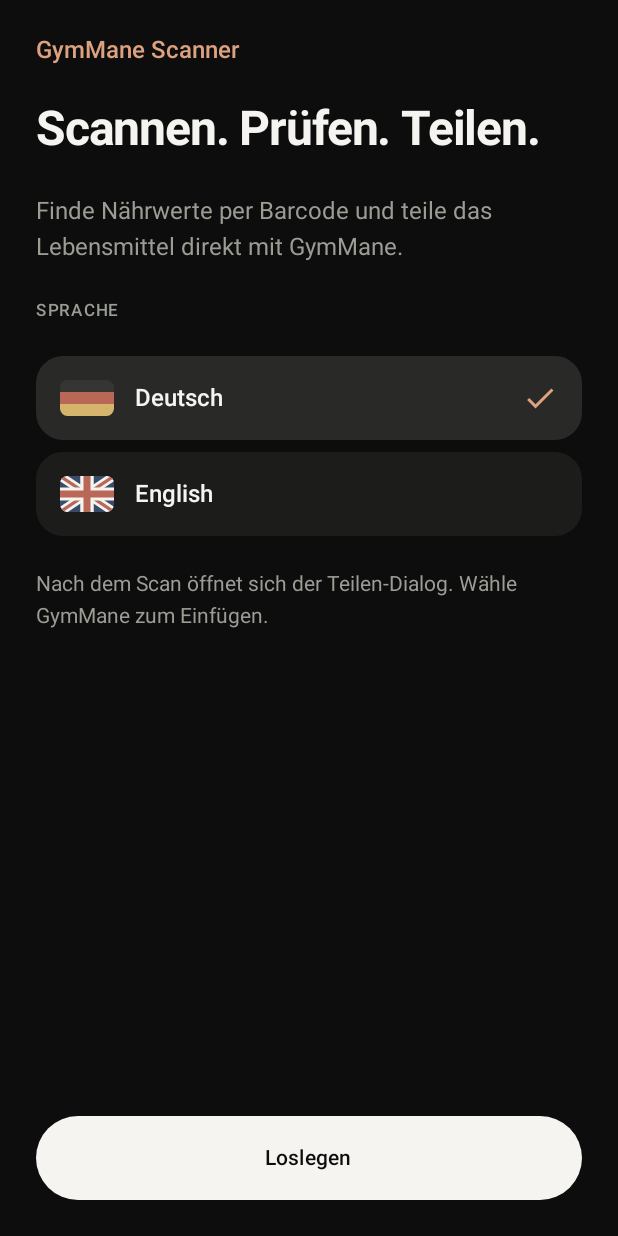
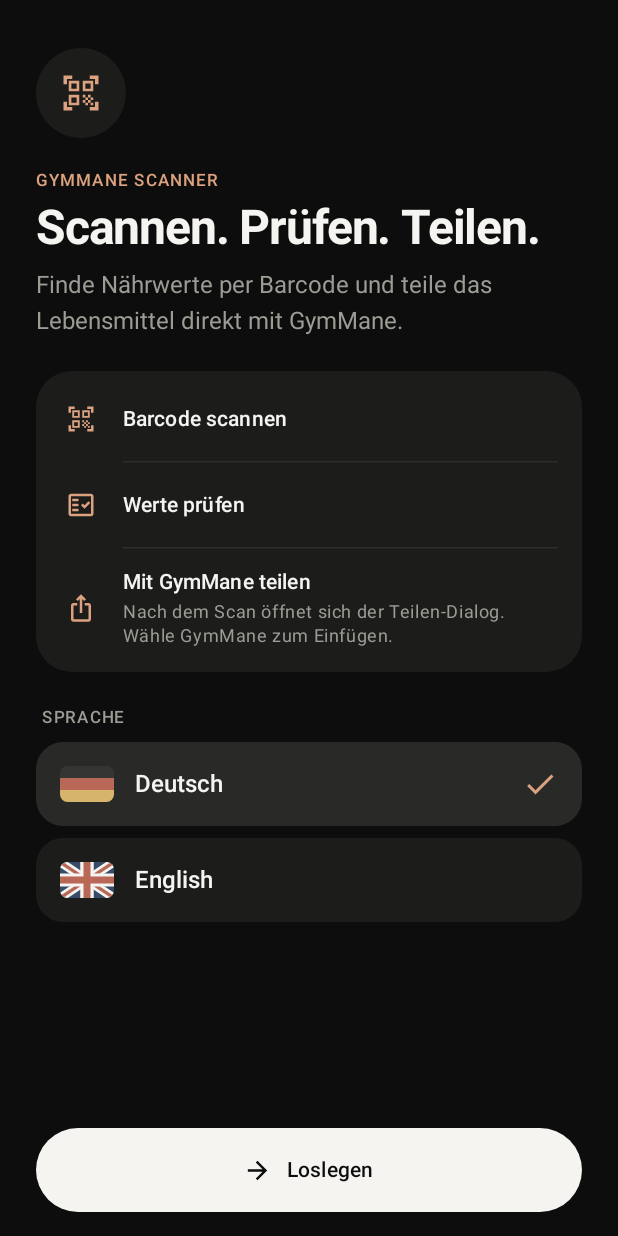
Before and after one commit to InlitX/GymMane-Scanner, an Android app built with Jetpack Compose: the screen it shows after launch (MainActivity), on a phone screen of 412 x 824 dp. Run offline under Robolectric (Android 15) with nearby library versions, the phone set to English and light mode, and no system bars.

Commit message:
Tidy up the onboarding

```diff
--- a/app/src/main/java/de/gymmane/scanner/i18n/T.kt
+++ b/app/src/main/java/de/gymmane/scanner/i18n/T.kt
@@ -19,6 +19,7 @@ object T {
     }
     private val ids = mapOf(
         "Barcode scannen" to R.string.text_scan_barcode,
+        "Werte prüfen" to R.string.text_check_values,
         "Barcode in den Rahmen halten" to R.string.text_place_the_barcode_inside_the_frame,
         "Produkt wird gesucht \u2026" to R.string.text_finding_product,
         "Erneut suchen" to R.string.text_try_again,
--- a/app/src/main/java/de/gymmane/scanner/ui/SetupScreens.kt
+++ b/app/src/main/java/de/gymmane/scanner/ui/SetupScreens.kt
@@ -23,6 +23,12 @@ import androidx.compose.ui.semantics.selected
 import androidx.compose.ui.semantics.contentDescription
 import androidx.compose.ui.unit.dp
 import de.gymmane.scanner.BuildConfig
+import androidx.compose.foundation.background
+import androidx.compose.foundation.shape.CircleShape
+import androidx.compose.material.icons.outlined.IosShare
+import androidx.compose.material.icons.outlined.QrCodeScanner
+import androidx.compose.material.icons.automirrored.outlined.ArrowForward
+import androidx.compose.material.icons.automirrored.outlined.FactCheck
 import de.gymmane.scanner.i18n.T
 import de.gymmane.scanner.ui.theme.*
 
@@ -64,19 +70,52 @@ fun LanguageChoices(language: String, onLanguage: (String) -> Unit) {
 fun OnboardingScreen(language: String, onLanguage: (String) -> Unit, onContinue: () -> Unit) {
     Surface(Modifier.fillMaxSize(), color = Background, contentColor = Ink) {
     ScreenEntrance("onboarding") {
-    Column(Modifier.fillMaxSize().statusBarsPadding().navigationBarsPadding().padding(24.dp)) {
-        Column(Modifier.weight(1f).verticalScroll(rememberScrollState()), verticalArrangement = Arrangement.spacedBy(24.dp)) {
-            Text("GymMane Scanner", color = Apricot, style = MaterialTheme.typography.titleMedium)
+    Column(Modifier.fillMaxSize().statusBarsPadding().navigationBarsPadding().padding(horizontal = 24.dp, vertical = 16.dp)) {
+        Column(Modifier.weight(1f).verticalScroll(rememberScrollState()).padding(top = 16.dp)) {
+            Box(Modifier.size(60.dp).background(Surface, CircleShape), contentAlignment = Alignment.Center) {
+                Icon(Icons.Outlined.QrCodeScanner, null, tint = Apricot, modifier = Modifier.size(28.dp))
+            }
+            Spacer(Modifier.height(22.dp))
+            Text("GymMane Scanner".uppercase(java.util.Locale.ROOT), color = Apricot, style = MaterialTheme.typography.labelSmall)
+            Spacer(Modifier.height(6.dp))
             Text(T.text("Scannen. Prüfen. Teilen."), style = MaterialTheme.typography.headlineLarge)
-            Text(T.text("Finde Nährwerte per Barcode und teile das Lebensmittel direkt mit GymMane."), color = Muted)
-            SectionLabel(T.text("Sprache"))
+            Spacer(Modifier.height(10.dp))
+            Text(T.text("Finde Nährwerte per Barcode und teile das Lebensmittel direkt mit GymMane."), color = Muted, style = MaterialTheme.typography.bodyLarge)
+            Spacer(Modifier.height(24.dp))
+            Surface(color = Surface, shape = RoundedCornerShape(24.dp)) {
+                Column(Modifier.fillMaxWidth().padding(vertical = 4.dp)) {
+                    OnboardingStep(Icons.Outlined.QrCodeScanner, T.text("Barcode scannen"))
+                    OnboardingDivider()
+                    OnboardingStep(Icons.AutoMirrored.Outlined.FactCheck, T.text("Werte prüfen"))
+                    OnboardingDivider()
+                    OnboardingStep(Icons.Outlined.IosShare, T.text("Mit GymMane teilen"), T.text("Nach dem Scan öffnet sich der Teilen-Dialog. Wähle GymMane zum Einfügen."))
+                }
+            }
+            Spacer(Modifier.height(24.dp))
+            SectionLabel(T.text("Sprache"), Modifier.padding(start = 4.dp, bottom = 10.dp))
             LanguageChoices(language, onLanguage)
-            Text(T.text("Nach dem Scan öffnet sich der Teilen-Dialog. Wähle GymMane zum Einfügen."), color = Muted, style = MaterialTheme.typography.bodyMedium)
         }
-        PrimaryButton(T.text("Loslegen"), onContinue, Modifier.fillMaxWidth().padding(top = 20.dp))
+        PrimaryButton(T.text("Loslegen"), onContinue, Modifier.fillMaxWidth().padding(top = 16.dp), icon = Icons.AutoMirrored.Outlined.ArrowForward)
     }
     }
     }
+}
+
+@Composable
+private fun OnboardingStep(icon: androidx.compose.ui.graphics.vector.ImageVector, title: String, subtitle: String? = null) {
+    Row(Modifier.fillMaxWidth().heightIn(min = 56.dp).padding(horizontal = 16.dp, vertical = 12.dp), verticalAlignment = Alignment.CenterVertically) {
+        Box(Modifier.size(28.dp), contentAlignment = Alignment.Center) { Icon(icon, null, tint = Apricot, modifier = Modifier.size(20.dp)) }
+        Spacer(Modifier.width(14.dp))
+        Column(Modifier.weight(1f)) {
+            Text(title, style = MaterialTheme.typography.titleSmall)
+            if (subtitle != null) Text(subtitle, color = Muted, style = MaterialTheme.typography.bodySmall, modifier = Modifier.padding(top = 2.dp))
+        }
+    }
+}
+
+@Composable
+private fun OnboardingDivider() {
+    HorizontalDivider(Modifier.padding(start = 58.dp, end = 16.dp), color = Outline.copy(alpha = .6f))
 }
 
 @Composable
--- a/app/src/main/res/values/translations.xml
+++ b/app/src/main/res/values/translations.xml
@@ -1,5 +1,6 @@
 <resources>
     <string name="text_scan_barcode">Barcode scannen</string>
+    <string name="text_check_values">Werte prüfen</string>
     <string name="text_place_the_barcode_inside_the_frame">Barcode in den Rahmen halten</string>
     <string name="text_finding_product">Produkt wird gesucht …</string>
     <string name="text_try_again">Erneut suchen</string>
```
Also changed, not shown: 1 other file.
